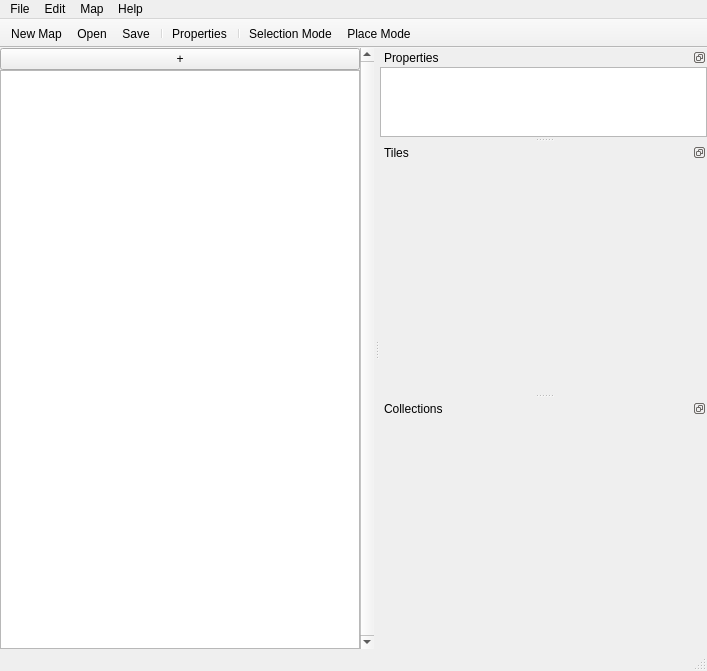
This is roadr_editor/main.ui in Xalageus/roadr-editor as Qt 5 draws it before an edit. The edited form follows.
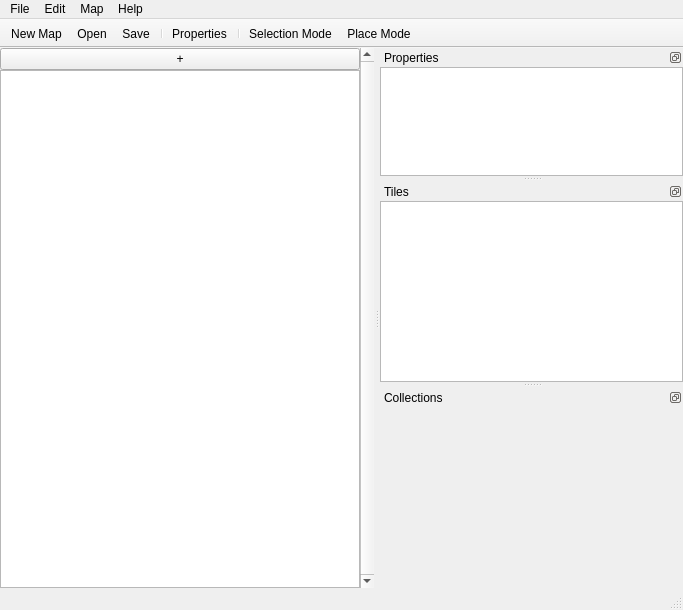
This is the edited form. Custom widgets are drawn as their Qt base class.

Commit message: Load assets into tile widget

Patch:
```diff
--- a/roadr_editor/main.ui
+++ b/roadr_editor/main.ui
@@ -6,8 +6,8 @@
    <rect>
     <x>0</x>
     <y>0</y>
-    <width>707</width>
-    <height>635</height>
+    <width>683</width>
+    <height>610</height>
    </rect>
   </property>
   <property name="mouseTracking">
@@ -113,7 +113,7 @@
     <rect>
      <x>0</x>
      <y>0</y>
-     <width>707</width>
+     <width>683</width>
      <height>22</height>
     </rect>
    </property>
@@ -196,7 +196,7 @@
    <property name="minimumSize">
     <size>
      <width>300</width>
-     <height>38</height>
+     <height>100</height>
     </size>
    </property>
    <property name="features">
@@ -241,7 +241,7 @@
    <property name="minimumSize">
     <size>
      <width>300</width>
-     <height>250</height>
+     <height>200</height>
     </size>
    </property>
    <property name="features">
@@ -256,7 +256,53 @@
    <attribute name="dockWidgetArea">
     <number>2</number>
    </attribute>
-   <widget class="QWidget" name="tilesWidgetContents"/>
+   <widget class="QWidget" name="tilesWidgetContents">
+    <layout class="QHBoxLayout" name="horizontalLayout_3">
+     <property name="leftMargin">
+      <number>0</number>
+     </property>
+     <property name="topMargin">
+      <number>0</number>
+     </property>
+     <property name="rightMargin">
+      <number>0</number>
+     </property>
+     <property name="bottomMargin">
+      <number>0</number>
+     </property>
+     <item>
+      <widget class="QTableWidget" name="tableWidget">
+       <property name="editTriggers">
+        <set>QAbstractItemView::NoEditTriggers</set>
+       </property>
+       <property name="showGrid">
+        <bool>false</bool>
+       </property>
+       <property name="rowCount">
+        <number>0</number>
+       </property>
+       <property name="columnCount">
+        <number>6</number>
+       </property>
+       <attribute name="horizontalHeaderVisible">
+        <bool>false</bool>
+       </attribute>
+       <attribute name="horizontalHeaderDefaultSectionSize">
+        <number>49</number>
+       </attribute>
+       <attribute name="verticalHeaderVisible">
+        <bool>false</bool>
+       </attribute>
+       <column/>
+       <column/>
+       <column/>
+       <column/>
+       <column/>
+       <column/>
+      </widget>
+     </item>
+    </layout>
+   </widget>
   </widget>
   <widget class="QDockWidget" name="collWidget">
    <property name="sizePolicy">
@@ -267,8 +313,8 @@
    </property>
    <property name="minimumSize">
     <size>
-     <width>60</width>
-     <height>250</height>
+     <width>300</width>
+     <height>200</height>
     </size>
    </property>
    <property name="features">
```
The commit also changes 1 other file.
